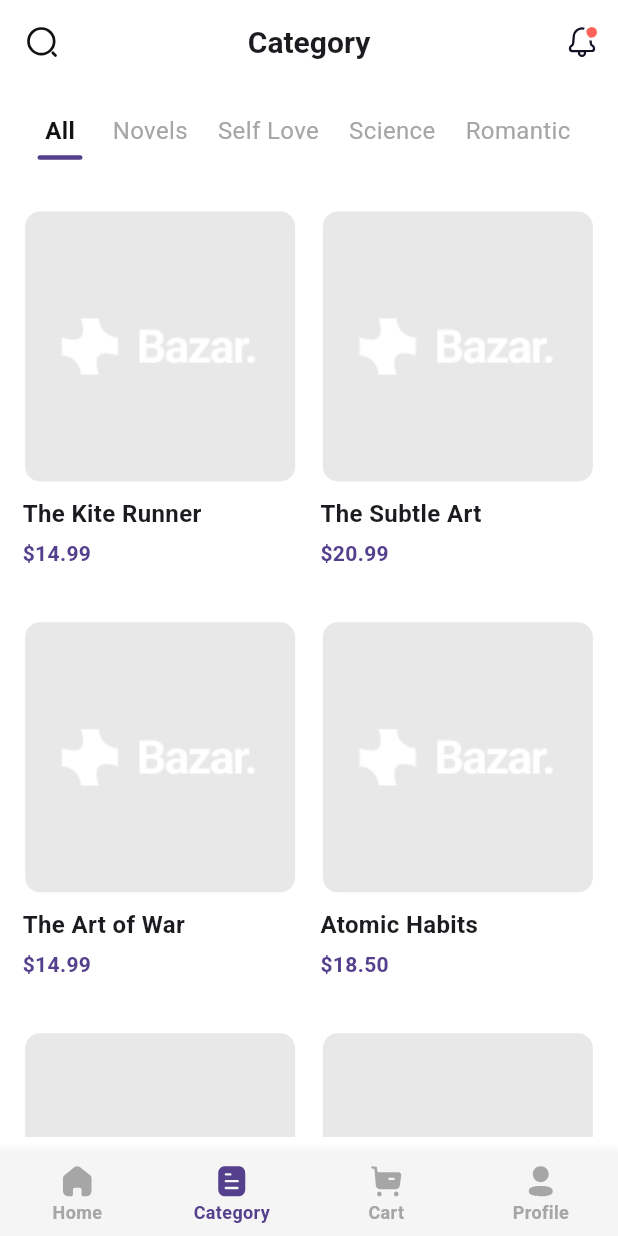
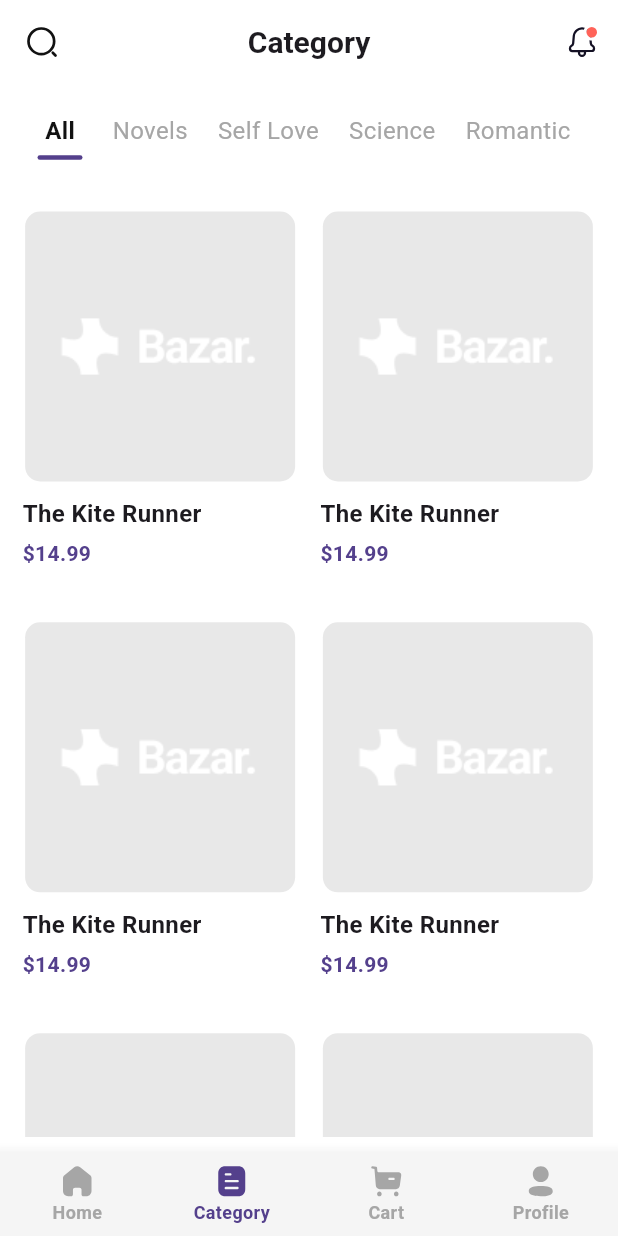
Before and after one commit to HadeerAbdelnasser204/Bazar_app, a Flutter app: the CategoriesScreen screen opened by its route, on a phone screen of 412 x 824 dp. Run offline on Flutter 3.47's test engine with Material 3 defaults, Android fonts, the phone set to English and light mode, and no system bars; our stand-ins replace firebase_core, flutter_svg, go_router, sizer; accounts and stored records are empty.

```diff
--- a/bazzar_app/lib/features/Books/data/models/book_model.dart
+++ b/bazzar_app/lib/features/Books/data/models/book_model.dart
@@ -19,6 +19,126 @@ class BookModel {
 }
 
 List<BookModel> dummyBooks = [
+  BookModel(
+    title: "The Kite Runner",
+    image: AppAssets.logo,
+    price: 14.99,
+    rate: 4.0,
+    vendor: "Gooday",
+    description: "A powerful story of friendship, betrayal, and redemption.",
+  ),
+  BookModel(
+    title: "The Kite Runner",
+    image: AppAssets.logo,
+    price: 14.99,
+    rate: 4.0,
+    vendor: "Gooday",
+    description: "A powerful story of friendship, betrayal, and redemption.",
+  ),
+  BookModel(
+    title: "The Kite Runner",
+    image: AppAssets.logo,
+    price: 14.99,
+    rate: 4.0,
+    vendor: "Gooday",
+    description: "A powerful story of friendship, betrayal, and redemption.",
+  ),
+  BookModel(
+    title: "The Kite Runner",
+    image: AppAssets.logo,
+    price: 14.99,
+    rate: 4.0,
+    vendor: "Gooday",
+    description: "A powerful story of friendship, betrayal, and redemption.",
+  ),
+  BookModel(
+    title: "The Kite Runner",
+    image: AppAssets.logo,
+    price: 14.99,
+    rate: 4.0,
+    vendor: "Gooday",
+    description: "A powerful story of friendship, betrayal, and redemption.",
+  ),
+  BookModel(
+    title: "The Kite Runner",
+    image: AppAssets.logo,
+    price: 14.99,
+    rate: 4.0,
+    vendor: "Gooday",
+    description: "A powerful story of friendship, betrayal, and redemption.",
+  ),
+  BookModel(
+    title: "The Kite Runner",
+    image: AppAssets.logo,
+    price: 14.99,
+    rate: 4.0,
+    vendor: "Gooday",
+    description: "A powerful story of friendship, betrayal, and redemption.",
+  ),
+  BookModel(
+    title: "The Kite Runner",
+    image: AppAssets.logo,
+    price: 14.99,
+    rate: 4.0,
+    vendor: "Gooday",
+    description: "A powerful story of friendship, betrayal, and redemption.",
+  ),
+  BookModel(
+    title: "The Kite Runner",
+    image: AppAssets.logo,
+    price: 14.99,
+    rate: 4.0,
+    vendor: "Gooday",
+    description: "A powerful story of friendship, betrayal, and redemption.",
+  ),
+  BookModel(
+    title: "The Kite Runner",
+    image: AppAssets.logo,
+    price: 14.99,
+    rate: 4.0,
+    vendor: "Gooday",
+    description: "A powerful story of friendship, betrayal, and redemption.",
+  ),
+  BookModel(
+    title: "The Kite Runner",
+    image: AppAssets.logo,
+    price: 14.99,
+    rate: 4.0,
+    vendor: "Gooday",
+    description: "A powerful story of friendship, betrayal, and redemption.",
+  ),
+  BookModel(
+    title: "The Kite Runner",
+    image: AppAssets.logo,
+    price: 14.99,
+    rate: 4.0,
+    vendor: "Gooday",
+    description: "A powerful story of friendship, betrayal, and redemption.",
+  ),
+  BookModel(
+    title: "The Kite Runner",
+    image: AppAssets.logo,
+    price: 14.99,
+    rate: 4.0,
+    vendor: "Gooday",
+    description: "A powerful story of friendship, betrayal, and redemption.",
+  ),
+  BookModel(
+    title: "The Kite Runner",
+    image: AppAssets.logo,
+    price: 14.99,
+    rate: 4.0,
+    vendor: "Gooday",
+    description: "A powerful story of friendship, betrayal, and redemption.",
+  ),
+  BookModel(
+    title: "The Kite Runner",
+    image: AppAssets.logo,
+    price: 14.99,
+    rate: 4.0,
+    vendor: "Gooday",
+    description: "A powerful story of friendship, betrayal, and redemption.",
+  ),
   BookModel(
     title: "The Kite Runner",
     image: AppAssets.logo,
--- a/bazzar_app/lib/features/auth/presentation/widgets/custom_button.dart
+++ b/bazzar_app/lib/features/auth/presentation/widgets/custom_button.dart
@@ -11,6 +11,7 @@ class CustomeButton extends StatelessWidget {
     this.withIcon = false,
     this.icon,
     required this.borderSide,
+    this.radius = 48,
   });
 
   final String text;
@@ -20,6 +21,7 @@ class CustomeButton extends StatelessWidget {
   final bool withIcon;
   final Widget? icon;
   final BorderSide borderSide;
+  final double radius;
 
   @override
   Widget build(BuildContext context) {
@@ -32,7 +34,7 @@ class CustomeButton extends StatelessWidget {
           backgroundColor: buttonColor,
           side: borderSide,
           shape: RoundedRectangleBorder(
-            borderRadius: BorderRadius.circular(48),
+            borderRadius: BorderRadius.circular(radius),
           ),
         ),
         child: Row(
--- a/bazzar_app/lib/features/categories/presentation/screens/categories_screen.dart
+++ b/bazzar_app/lib/features/categories/presentation/screens/categories_screen.dart
@@ -34,15 +34,9 @@ class CategoriesScreen extends StatelessWidget {
               categories: ["All", "Novels", "Self Love", "Science", "Romantic"],
             ),
             AppSpacing.h15,
-            GridView(
-              gridDelegate: SliverGridDelegateWithFixedCrossAxisCount(
-                crossAxisCount: 2,
-                crossAxisSpacing: 15,
-                childAspectRatio: 0.67,
-              ),
-              shrinkWrap: true,
-              physics: NeverScrollableScrollPhysics(),
-              children: List.generate(dummyBooks.length, (index) {
+            GridView.builder(
+              itemCount: dummyBooks.length,
+              itemBuilder: (context, index) {
                 return BookWidget(
                   book: dummyBooks[index],
                   width: 180,
@@ -51,7 +45,14 @@ class CategoriesScreen extends StatelessWidget {
                   titleSize: 16,
                   priceSize: 14,
                 );
-              }),
+              },
+              gridDelegate: SliverGridDelegateWithFixedCrossAxisCount(
+                crossAxisCount: 2,
+                crossAxisSpacing: 15,
+                childAspectRatio: 0.67,
+              ),
+              shrinkWrap: true,
+              physics: NeverScrollableScrollPhysics(),
             ),
           ],
         ),
--- a/bazzar_app/lib/features/home/presentation/widgets/categories_tabs.dart
+++ b/bazzar_app/lib/features/home/presentation/widgets/categories_tabs.dart
@@ -17,13 +17,10 @@ class _CategoriesTabsState extends State<CategoriesTabs> {
     return SizedBox(
       height: 50,
 
-      child: SingleChildScrollView(
+      child: ListView.builder(
         scrollDirection: Axis.horizontal,
-
-        child: Row(
-          children: List.generate(widget.categories.length, (index) {
-            final isSelected = selectedIndex == index;
-
+        itemCount: widget.categories.length,
+        itemBuilder: (contex, index) {
           return GestureDetector(
             onTap: () {
               setState(() {
@@ -44,11 +41,11 @@ class _CategoriesTabsState extends State<CategoriesTabs> {
                     style: TextStyle(
                       fontSize: 16,
 
-                        fontWeight: isSelected
+                      fontWeight: selectedIndex == index
                           ? FontWeight.bold
                           : FontWeight.normal,
 
-                        color: isSelected
+                      color: selectedIndex == index
                           ? AppColors.grey900
                           : AppColors.grey500,
                     ),
@@ -59,7 +56,7 @@ class _CategoriesTabsState extends State<CategoriesTabs> {
                   AnimatedContainer(
                     duration: const Duration(milliseconds: 300),
                     height: 3,
-                      width: isSelected ? 30 : 0,
+                    width: selectedIndex == index ? 30 : 0,
 
                     decoration: BoxDecoration(
                       color: AppColors.primary500,
@@ -70,8 +67,7 @@ class _CategoriesTabsState extends State<CategoriesTabs> {
               ),
             ),
           );
-          }),
-        ),
+        },
       ),
     );
   }
--- a/bazzar_app/lib/features/profile/presentation/screens/account_screen.dart
+++ b/bazzar_app/lib/features/profile/presentation/screens/account_screen.dart
@@ -24,9 +24,7 @@ class _AccountScreenState extends State<AccountScreen> {
           context.pop();
         },
       ),
-      body: SingleChildScrollView(
-        child: Column(children: [AccountImageSection(), AccountInfoSection()]),
-      ),
+      body: ListView(children: [AccountImageSection(), AccountInfoSection()]),
     );
   }
 }
```
Also changed, not shown: bazzar_app/lib/features/Books/presentation/widgets/book_details_model.dart (+2 -11 lines), bazzar_app/lib/features/Books/presentation/widgets/show_model_line.dart (added, +27 -0 lines), bazzar_app/lib/features/profile/presentation/screens/profile_screen.dart (+2 -79 lines), bazzar_app/lib/features/profile/presentation/widgets/logout_section.dart (added, +58 -0 lines), bazzar_app/lib/features/profile/presentation/widgets/profile_body.dart (added, +93 -0 lines). Lines whose indentation alone changed are shown as unchanged.
